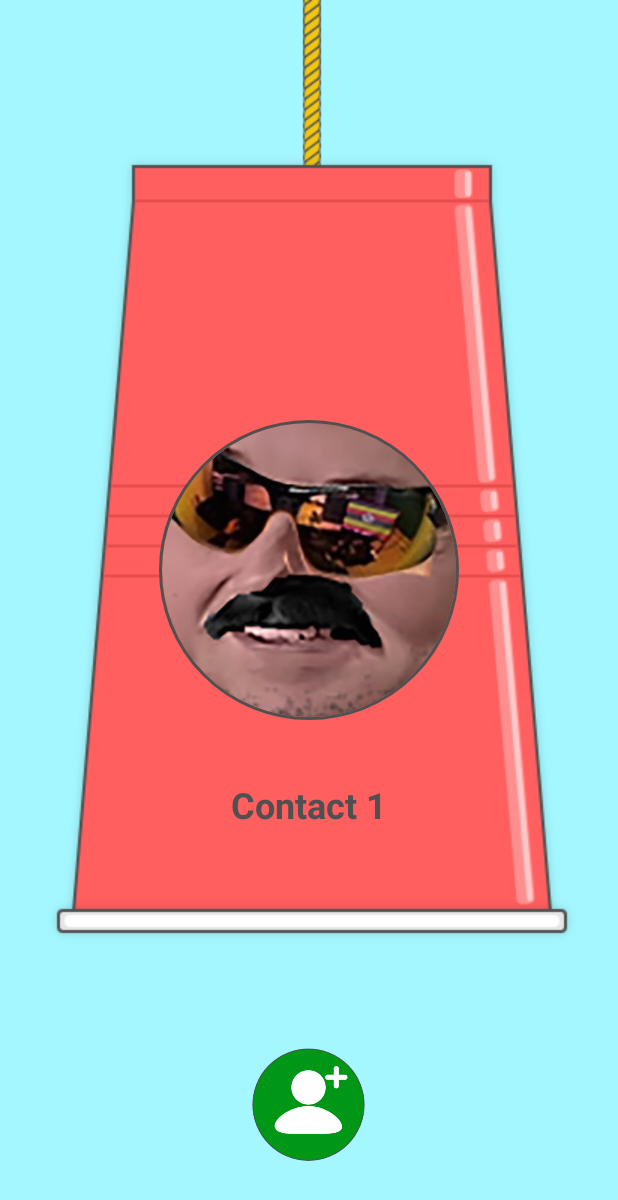
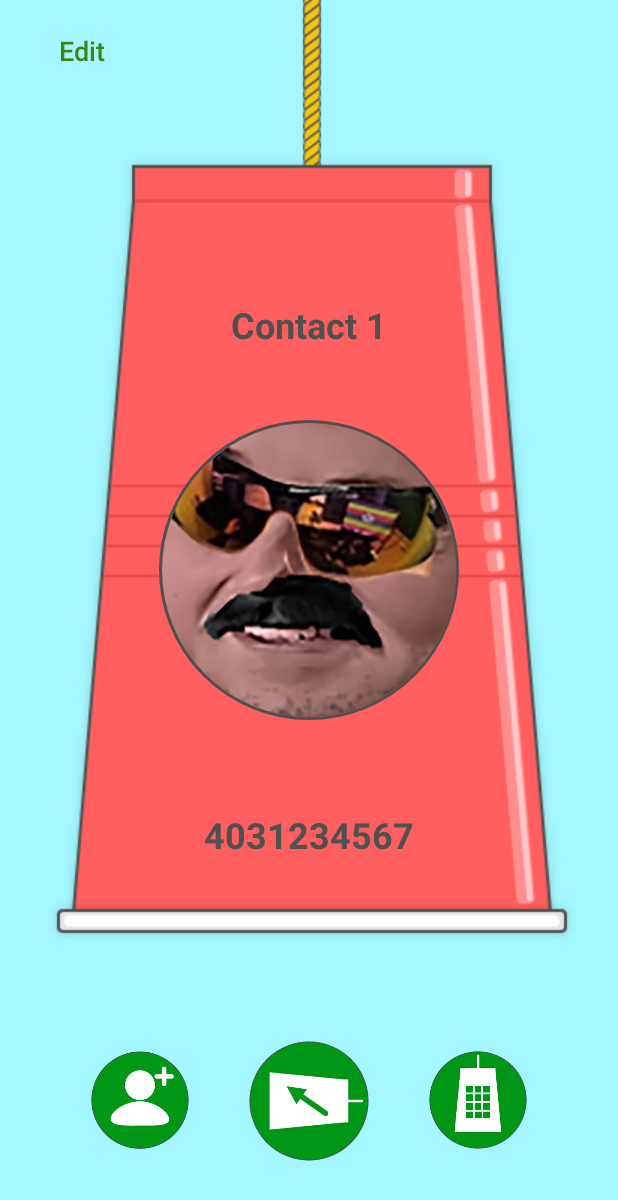
Before and after one commit to fernandobagtas/581-cup-on-a-string, an Android app: the screen it shows after launch (MainActivity), on a phone screen of 412 x 824 dp. Shown: the top 1200 px of the screen. Run offline under Robolectric (Android 15) with nearby library versions, the phone set to English and light mode, and no system bars; our stand-ins replace CircleImageView.

Commit message:
finish Add/Edit feature

```diff
--- a/app/src/main/AndroidManifest.xml
+++ b/app/src/main/AndroidManifest.xml
@@ -9,7 +9,8 @@
         android:roundIcon="@mipmap/ic_launcher_round"
         android:supportsRtl="true"
         android:theme="@style/AppTheme">
-        <activity android:name=".AddContact"></activity>
+        <activity android:name=".DialCall"></activity>
+        <activity android:name=".AddContact" />
         <activity android:name=".MainActivity">
             <intent-filter>
                 <action android:name="android.intent.action.MAIN" />
--- a/app/src/main/java/com/example/cuponastring/ContactA.java
+++ b/app/src/main/java/com/example/cuponastring/ContactA.java
@@ -23,8 +23,10 @@ public class ContactA extends Fragment {
     private ImageView redCup;
     private ImageView contactImage;
     private TextView contactName;
+    private TextView contactPhone;
     private String cName = "Contact's Name";
     private String cImage = "cute_piggy";
+    private String cPhone = "4031234567";
 
     @Nullable
     @Override
@@ -32,9 +34,12 @@ public class ContactA extends Fragment {
         View view = inflater.inflate(R.layout.contact_a_layout, null);
         contactImage = (ImageView) view.findViewById(R.id.contact_image);
         contactName = (TextView) view.findViewById(R.id.contact_name);
+        contactPhone = (TextView) view.findViewById(R.id.contact_phone);
+
         redCup = (ImageView) view.findViewById(R.id.red_cup_down);
 
         contactName.setText(cName);
+        contactPhone.setText(cPhone);
 
         int id = getResources().getIdentifier(cImage, "drawable", "com.example.cuponastring");
         contactImage.setImageResource(id);
@@ -42,10 +47,30 @@ public class ContactA extends Fragment {
         return view;
     }
 
-    public ContactA(String name, String image) {
+    public ContactA(String name, String image, String phone) {
         super();
         this.cName = name;
         this.cImage = image;
+        this.cPhone = phone;
+    }
+
+    public void updateInfo(String name, String phone) {
+        this.cName = name;
+        this.cPhone = phone;
+        contactName.setText(name);
+        contactPhone.setText(phone);
+    }
+
+    public String getcName() {
+        return cName;
+    }
+
+    public String getcPhone() {
+        return cPhone;
+    }
+
+    public String getcImage() {
+        return cImage;
     }
 
     public void turnCup(boolean up) {
--- a/app/src/main/java/com/example/cuponastring/MainActivity.java
+++ b/app/src/main/java/com/example/cuponastring/MainActivity.java
@@ -10,6 +10,7 @@ import android.util.Log;
 import android.view.View;
 import android.view.animation.Animation;
 import android.view.animation.RotateAnimation;
+import android.widget.Button;
 import android.widget.ImageView;
 import android.widget.TextView;
 
@@ -21,6 +22,8 @@ public class MainActivity extends AppCompatActivity implements SensorEventListen
     ViewPager pager;
     ViewPagerAdapter viewPagerAdapter;
     ImageView addContact;
+    Button editContact;
+    ImageView dialCall;
 
     // record the compass picture angle turned
     private float talkDegree = 90f;
@@ -38,12 +41,24 @@ public class MainActivity extends AppCompatActivity implements SensorEventListen
                 addContactPressed();
             }
         });
+        editContact = (Button) findViewById(R.id.edit_contact);
+        editContact.setOnClickListener(new View.OnClickListener() {
+            public void onClick(View v) {
+                editContactPressed();
+            }
+        });
+        dialCall = (ImageView) findViewById(R.id.dialup);
+        dialCall.setOnClickListener(new View.OnClickListener() {
+            public void onClick(View v) {
+                dialCallPressed();
+            }
+        });
 
         pager = findViewById(R.id.pager);
         viewPagerAdapter = new ViewPagerAdapter(getSupportFragmentManager());
-        ContactA contact1 = new ContactA("Contact 1", "forsen_cd");
-        ContactA contact2 = new ContactA("Contact 2", "cute_duck");
-        ContactA contact3 = new ContactA("Contact 3", "cute_piggy");
+        ContactA contact1 = new ContactA("Contact 1", "forsen_cd", "4031234567");
+        ContactA contact2 = new ContactA("Contact 2", "cute_duck", "5871234567");
+        ContactA contact3 = new ContactA("Contact 3", "cute_piggy", "5879876543");
 
         viewPagerAdapter.addContact(contact1);
         viewPagerAdapter.addContact(contact2);
@@ -116,16 +131,44 @@ public class MainActivity extends AppCompatActivity implements SensorEventListen
     private void addContactPressed() {
         //Log.d("AddContact", "button pressed");
         Intent intent = new Intent(MainActivity.this, AddContact.class);
+        intent.putExtra("type", "add");
+        startActivityForResult(intent, 0);
+    }
+
+    private void editContactPressed() {
+        //Log.d("AddContact", "button pressed");
+        ContactA contact = (ContactA) viewPagerAdapter.getItem(pager.getCurrentItem());
+        Intent intent = new Intent(MainActivity.this, AddContact.class);
+        intent.putExtra("type", "edit");
+        intent.putExtra("cName", contact.getcName());
+        intent.putExtra("cPhone", contact.getcPhone());
+        intent.putExtra("cImage", contact.getcImage());
+        startActivityForResult(intent, 0);
+    }
+
+    private void dialCallPressed() {
+        Intent intent = new Intent(MainActivity.this, DialCall.class);
         startActivityForResult(intent, 0);
     }
 
     protected void onActivityResult (int requestCode, int resultCode, Intent data) {
         // Collect data from the intent and use it
-        if (data != null) {
-            String name = data.getStringExtra("name");
-            String phone = data.getStringExtra("phone");
-            ContactA newContact = new ContactA(name, "contact_icon");
+        String name = "Contact";
+        String phone = "4031239876";
+
+        if ((data != null) && ((resultCode == 1) || (resultCode == 2))) {
+            name = data.getStringExtra("name");
+            phone = data.getStringExtra("phone");
+        }
+
+        if (resultCode == 1) {
+            ContactA newContact = new ContactA(name, "contact_icon", phone);
             viewPagerAdapter.addContact(newContact);
+            viewPagerAdapter.notifyDataSetChanged();
+        }
+        else if (resultCode == 2) {
+            int currentPosition = pager.getCurrentItem();
+            viewPagerAdapter.updateContact(name, phone, currentPosition);
             viewPagerAdapter.notifyDataSetChanged();
         }
     }
--- a/app/src/main/java/com/example/cuponastring/ViewPagerAdapter.java
+++ b/app/src/main/java/com/example/cuponastring/ViewPagerAdapter.java
@@ -31,4 +31,10 @@ public class ViewPagerAdapter extends FragmentPagerAdapter {
         contactList.add(contact);
     }
 
+    public void updateContact(String name, String phone, int position) {
+        ContactA contact = (ContactA) contactList.get(position);
+        contact.updateInfo(name, phone);
+        contactList.set(position, contact);
+    }
+
 }
--- a/app/src/main/res/layout/activity_main.xml
+++ b/app/src/main/res/layout/activity_main.xml
@@ -6,13 +6,46 @@
     android:layout_height="match_parent"
     android:background="#A5F7FF">
 
+    <Button
+        android:id="@+id/edit_contact"
+        android:layout_width="wrap_content"
+        android:layout_height="wrap_content"
+        android:layout_alignParentTop="true"
+        android:layout_marginLeft="10dp"
+        android:layout_marginTop="10dp"
+        android:background="#00FFFFFF"
+        android:text="Edit"
+        android:textAllCaps="false"
+        android:textColor="#3A8718"
+        android:textSize="18sp" />
+
     <ImageView
-        android:id="@+id/add_contact"
-        android:layout_width="75dp"
-        android:layout_height="75dp"
+        android:id="@+id/call"
+        android:layout_width="80dp"
+        android:layout_height="80dp"
         android:layout_alignParentBottom="true"
         android:layout_centerHorizontal="true"
         android:layout_marginBottom="50dp"
+        app:srcCompat="@drawable/call" />
+
+    <ImageView
+        android:id="@+id/dialup"
+        android:layout_width="65dp"
+        android:layout_height="65dp"
+        android:layout_alignParentBottom="true"
+        android:layout_marginLeft="40dp"
+        android:layout_marginBottom="58dp"
+        android:layout_toRightOf="@id/call"
+        app:srcCompat="@drawable/dialup" />
+
+    <ImageView
+        android:id="@+id/add_contact"
+        android:layout_width="65dp"
+        android:layout_height="65dp"
+        android:layout_alignParentBottom="true"
+        android:layout_marginRight="40dp"
+        android:layout_marginBottom="58dp"
+        android:layout_toLeftOf="@id/call"
         app:srcCompat="@drawable/plus" />
 
     <androidx.viewpager.widget.ViewPager
--- a/app/src/main/res/layout/contact_a_layout.xml
+++ b/app/src/main/res/layout/contact_a_layout.xml
@@ -38,10 +38,22 @@
         android:layout_height="wrap_content"
         android:layout_alignParentTop="true"
         android:layout_centerHorizontal="true"
-        android:layout_marginTop="520dp"
+        android:layout_marginTop="200dp"
         android:text="@string/contact_s_name"
         android:textColor="#505050"
         android:textSize="24sp"
         android:textStyle="bold" />
 
+    <TextView
+        android:id="@+id/contact_phone"
+        android:layout_width="wrap_content"
+        android:layout_height="wrap_content"
+        android:layout_alignParentTop="true"
+        android:layout_centerHorizontal="true"
+        android:layout_marginTop="540dp"
+        android:text="4031234567"
+        android:textColor="#505050"
+        android:textSize="24sp"
+        android:textStyle="bold" />
+
 </RelativeLayout>
```
Also changed, not shown: app/src/main/java/com/example/cuponastring/AddContact.java (+29 -3 lines), app/src/main/java/com/example/cuponastring/DialCall.java (added, +14 -0 lines), app/src/main/res/layout/activity_add_contact.xml (+15 -5 lines), app/src/main/res/layout/activity_dial_call.xml (added, +29 -0 lines), app/src/main/res/drawable/call.png (added), app/src/main/res/drawable/dialup.png (added), app/src/main/res/drawable/hangup.png (added).
